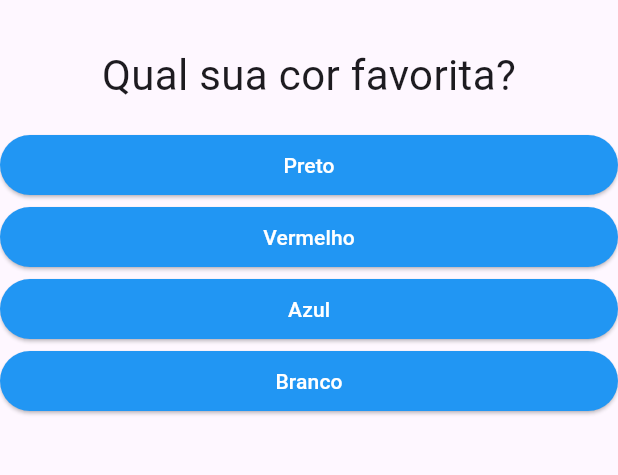
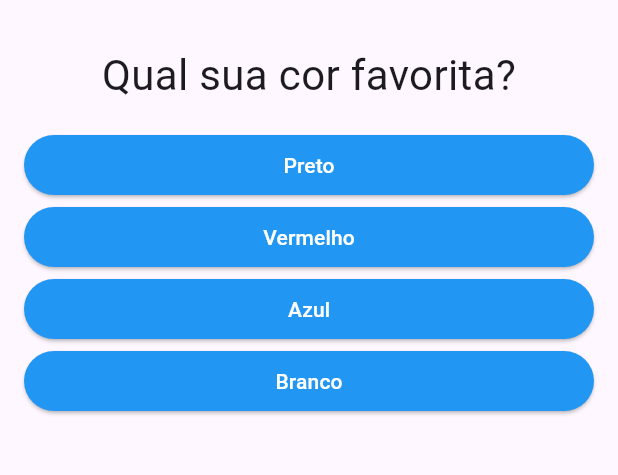
Before and after one commit to V1n1c1us-K-S-W4t4n4b3/Projeto-perguntas-Flutter, a Flutter app: the screen it shows after launch, on a phone screen of 412 x 824 dp, the part 63-538 px from its top. Run offline on Flutter 3.47's test engine with Material 3 defaults, Android fonts, the phone set to English and light mode, and no system bars.

Commit message:
fine adjustment

```diff
--- a/lib/questao.dart
+++ b/lib/questao.dart
@@ -3,16 +3,16 @@ import 'package:flutter/material.dart';
 class Questao extends StatelessWidget {
   final String texto;
 
-  Questao(this.texto);
+  const Questao(this.texto);
 
   @override
   Widget build(BuildContext context) {
     return Container(
       width: double.infinity,
-      margin: EdgeInsets.all(16),
+      margin: const EdgeInsets.all(16),
       child: Text(
         texto,
-        style: TextStyle(fontSize: 28),
+        style: const TextStyle(fontSize: 28),
         textAlign: TextAlign.center,
       ),
     );
--- a/lib/respostas.dart
+++ b/lib/respostas.dart
@@ -5,12 +5,13 @@ class Resposta extends StatelessWidget {
   final String texto;
   final void Function() quandoSelecionado;
 
-  Resposta(this.texto, this.quandoSelecionado);
+  const Resposta(this.texto, this.quandoSelecionado);
 
   @override
   Widget build(BuildContext context) {
     return Container(
       width: double.infinity,
+      margin: const EdgeInsets.symmetric(horizontal: 16),
       child: ElevatedButton(
         style: ButtonStyle(
           backgroundColor: MaterialStateProperty.all<Color>(
@@ -18,10 +19,10 @@ class Resposta extends StatelessWidget {
           foregroundColor: MaterialStateProperty.all<Color>(
               Colors.white), // Define a cor do texto do botão
         ),
+        onPressed: quandoSelecionado,
         child: Text(
           texto,
         ),
-        onPressed: quandoSelecionado,
       ),
     );
   }
```
